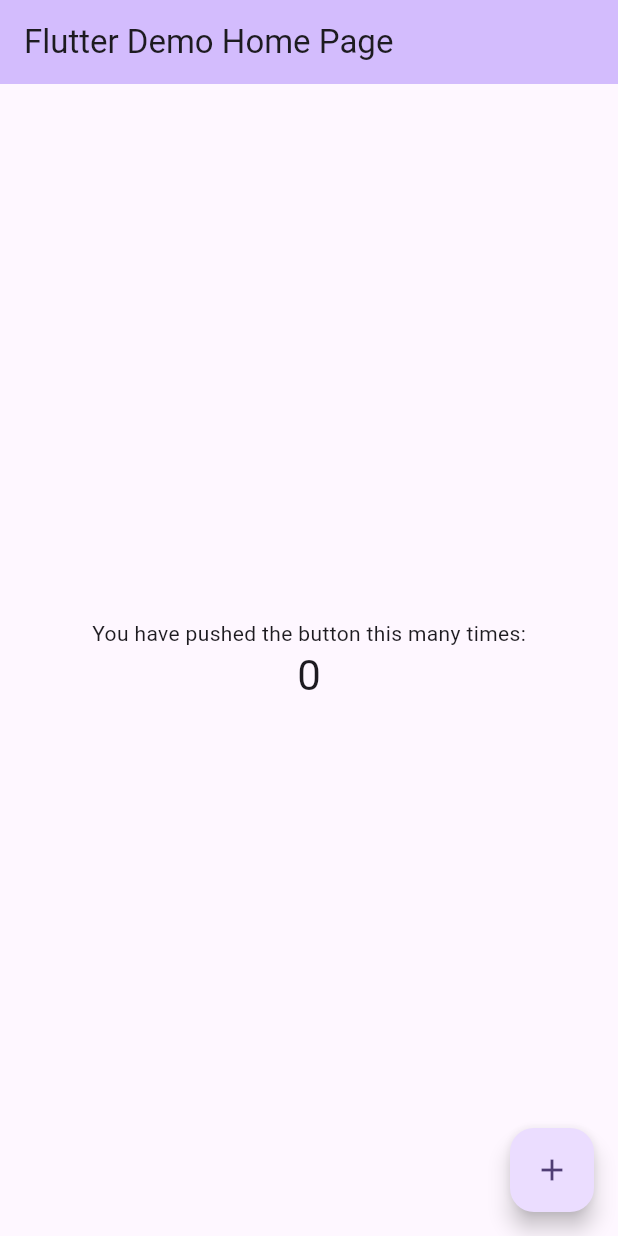
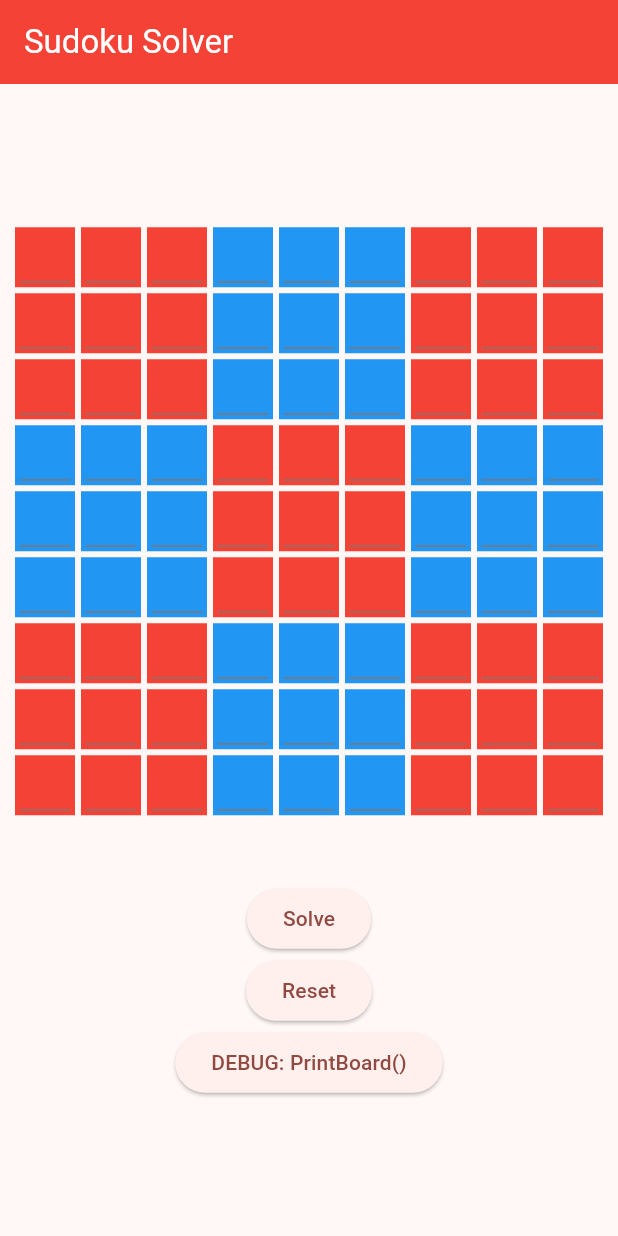
Before and after one commit to prokofiew/sudokusolx, a Flutter app: the screen it shows after launch, on a phone screen of 412 x 824 dp. Run offline on Flutter 3.47's test engine with Material 2 defaults, Android fonts, the light colour scheme and no system bars; our stand-ins replace audioplayers; missing offline and left inert: sudoku_api.

Commit message:
Added main.dart Added pubspec.yaml

```diff
--- a/lib/main.dart
+++ b/lib/main.dart
@@ -1,34 +1,35 @@
 import 'package:flutter/material.dart';
+import 'package:sudoku_api/sudoku_api.dart';
+import 'package:audioplayers/audioplayers.dart';
 
 void main() {
-  runApp(const MyApp());
+  runApp(MyApp());
+//   PuzzleOptions puzzleOptions = new PuzzleOptions(patternName: "winter");
+//
+//   Puzzle puzzle = new Puzzle(puzzleOptions);
+//
+//   puzzle.generate().then((_) {
+//     print("=====================================");
+//     print("Your puzzle, fresh off the press:");
+//     print("-------------------------------------");
+//     printGrid(puzzle.board());
+//     print("=====================================");
+//     print("Give up? Here's your puzzle solution:");
+//     print("-------------------------------------");
+//     printGrid(puzzle.solvedBoard());
+//     print("=====================================");
+//   });
 }
 
 class MyApp extends StatelessWidget {
   const MyApp({super.key});
 
-  // This widget is the root of your application.
   @override
   Widget build(BuildContext context) {
     return MaterialApp(
       title: 'Flutter Demo',
       theme: ThemeData(
-        // This is the theme of your application.
-        //
-        // TRY THIS: Try running your application with "flutter run". You'll see
-        // the application has a blue toolbar. Then, without quitting the app,
-        // try changing the seedColor in the colorScheme below to Colors.green
-        // and then invoke "hot reload" (save your changes or press the "hot
-        // reload" button in a Flutter-supported IDE, or press "r" if you used
-        // the command line to start the app).
-        //
-        // Notice that the counter didn't reset back to zero; the application
-        // state is not lost during the reload. To reset the state, use hot
-        // restart instead.
-        //
-        // This works for code too, not just values: Most code changes can be
-        // tested with just a hot reload.
-        colorScheme: ColorScheme.fromSeed(seedColor: Colors.deepPurple),
+        colorScheme: ColorScheme.fromSeed(seedColor: Colors.red),
         useMaterial3: true,
       ),
       home: const MyHomePage(title: 'Flutter Demo Home Page'),
@@ -38,16 +39,6 @@
 
 class MyHomePage extends StatefulWidget {
   const MyHomePage({super.key, required this.title});
-
-  // This widget is the home page of your application. It is stateful, meaning
-  // that it has a State object (defined below) that contains fields that affect
-  // how it looks.
-
-  // This class is the configuration for the state. It holds the values (in this
-  // case the title) provided by the parent (in this case the App widget) and
-  // used by the build method of the State. Fields in a Widget subclass are
-  // always marked "final".
-
   final String title;
 
   @override
@@ -55,71 +46,245 @@
 }
 
 class _MyHomePageState extends State<MyHomePage> {
-  int _counter = 0;
+  List<TextEditingController> _controller =
+  List.generate(81, (i) => TextEditingController());
+  String resultText = '';
+  final player = AudioPlayer();
 
-  void _incrementCounter() {
+  List<List<int>> sudokuBoard = [
+    [5, 3, 0, 0, 7, 0, 0, 0, 0],
+    [6, 0, 0, 1, 9, 5, 0, 0, 0],
+    [0, 9, 8, 0, 0, 0, 0, 6, 0],
+    [8, 0, 0, 0, 6, 0, 0, 0, 3],
+    [4, 0, 0, 8, 0, 3, 0, 0, 1],
+    [7, 0, 0, 0, 2, 0, 0, 0, 6],
+    [0, 6, 0, 0, 0, 0, 2, 8, 0],
+    [0, 0, 0, 4, 1, 9, 0, 0, 5],
+    [0, 0, 0, 0, 8, 0, 0, 7, 9],
+  ];
+
+  int getNumberAt(int index) {
+    int resultIndex = index % 9;
+    return resultIndex;
+  }
+  int getRowNumberAt(int index) {
+    double divide = index / 9;
+    int resultIndex = divide.toInt();
+
+    return resultIndex;
+  }
+  String getCellText(int index) {
+    int number = getNumberAt(index);
+    int row = getRowNumberAt(index);
+
+    return '${number.toString()}, ${row.toString()}';
+  }
+  int getSudokuElementAt(int index) {
+    int i = getNumberAt(index);
+    int j = getRowNumberAt(index);
+
+    List<int> row = sudokuBoard.elementAt(i);
+    int value = row.elementAt(j);
+
+    return value;
+  }
+  bool solve() {
+    for (int row = 0; row < 9; row++) {
+      for (int col = 0; col < 9; col++) {
+        if (sudokuBoard[row][col] == 0) {
+          for (int num = 1; num <= 9; num++) {
+            if (isSafe(row, col, num)) {
+              sudokuBoard[row][col] = num;
+              if (solve()) {
+                return true;
+              }
+              sudokuBoard[row][col] = 0;
+            }
+          }
+          return false;
+        }
+      }
+    }
+    update();
+    return true;
+  }
+  bool isSafe(int row, int col, int num) {
+    for (int i = 0; i < 9; i++) {
+      if (sudokuBoard[row][i] == num || sudokuBoard[i][col] == num) {
+        return false;
+      }
+    }
+
+    int startRow = (row ~/ 3) * 3;
+    int startCol = (col ~/ 3) * 3;
+
+    for (int i = 0; i < 3; i++) {
+      for (int j = 0; j < 3; j++) {
+        if (sudokuBoard[startRow + i][startCol + j] == num) {
+          return false;
+        }
+      }
+    }
+
+    return true;
+  }
+  void update() {
     setState(() {
-      // This call to setState tells the Flutter framework that something has
-      // changed in this State, which causes it to rerun the build method below
-      // so that the display can reflect the updated values. If we changed
-      // _counter without calling setState(), then the build method would not be
-      // called again, and so nothing would appear to happen.
-      _counter++;
+      for (int i = 0; i < 81; i++) {
+        _controller.elementAt(i).text = getSudokuElementAt(i).toString();
+      }
     });
+  }
+  void change() {
+    setState(() {
+      if (solve()) {
+        player.play(AssetSource("Unlock.wav"));
+        resultText = "Solved!";
+      } else {
+        player.play(AssetSource("boom.wav"));
+        resultText = "Cannot Solve!";
+      }
+    });
+  }
+  void reset() {
+    player.play(AssetSource("click.wav"));
+    setState(() {
+      // sudokuBoard = [
+      //   [5, 3, 0, 0, 7, 0, 0, 0, 0],
+      //   [6, 0, 0, 1, 9, 5, 0, 0, 0],
+
+
+      //   [0, 9, 8, 0, 0, 0, 0, 6, 0],
+      //   [8, 0, 0, 0, 6, 0, 0, 0, 3],
+      //   [4, 0, 0, 8, 0, 3, 0, 0, 1],
+      //   [7, 0, 0, 0, 2, 0, 0, 0, 6],
+      //   [0, 6, 0, 0, 0, 0, 2, 8, 0],
+      //   [0, 0, 0, 4, 1, 9, 0, 0, 5],
+      //   [0, 0, 0, 0, 8, 0, 0, 7, 9],
+      // ];
+      sudokuBoard = [
+        [0, 0, 0, 0, 0, 0, 0, 0, 0],
+        [0, 0, 0, 0, 0, 0, 0, 0, 0],
+        [0, 0, 0, 0, 0, 0, 0, 0, 0],
+        [0, 0, 0, 0, 0, 0, 0, 0, 0],
+        [0, 0, 0, 0, 0, 0, 0, 0, 0],
+        [0, 0, 0, 0, 0, 0, 0, 0, 0],
+        [0, 0, 0, 0, 0, 0, 0, 0, 0],
+        [0, 0, 0, 0, 0, 0, 0, 0, 0],
+        [0, 0, 0, 0, 0, 0, 0, 0, 0],
+      ];
+      resultText = '';
+      for (int i = 0; i < 81; i++) {
+        _controller.elementAt(i).text = '';
+      }
+    });
+  }
+  void printBoard() {
+    player.play(AssetSource("debug.wav"));
+    print(sudokuBoard);
   }
 
   @override
   Widget build(BuildContext context) {
-    // This method is rerun every time setState is called, for instance as done
-    // by the _incrementCounter method above.
-    //
-    // The Flutter framework has been optimized to make rerunning build methods
-    // fast, so that you can just rebuild anything that needs updating rather
-    // than having to individually change instances of widgets.
     return Scaffold(
       appBar: AppBar(
-        // TRY THIS: Try changing the color here to a specific color (to
-        // Colors.amber, perhaps?) and trigger a hot reload to see the AppBar
-        // change color while the other colors stay the same.
-        backgroundColor: Theme.of(context).colorScheme.inversePrimary,
-        // Here we take the value from the MyHomePage object that was created by
-        // the App.build method, and use it to set our appbar title.
-        title: Text(widget.title),
+        title: const Text(
+          'Sudoku Solver',
+          style: TextStyle(color: Colors.white),
+        ),
+        backgroundColor: Colors.red,
+
       ),
       body: Center(
-        // Center is a layout widget. It takes a single child and positions it
-        // in the middle of the parent.
         child: Column(
-          // Column is also a layout widget. It takes a list of children and
-          // arranges them vertically. By default, it sizes itself to fit its
-          // children horizontally, and tries to be as tall as its parent.
-          //
-          // Column has various properties to control how it sizes itself and
-          // how it positions its children. Here we use mainAxisAlignment to
-          // center the children vertically; the main axis here is the vertical
-          // axis because Columns are vertical (the cross axis would be
-          // horizontal).
-          //
-          // TRY THIS: Invoke "debug painting" (choose the "Toggle Debug Paint"
-          // action in the IDE, or press "p" in the console), to see the
-          // wireframe for each widget.
           mainAxisAlignment: MainAxisAlignment.center,
-          children: <Widget>[
-            const Text(
-              'You have pushed the button this many times:',
+          children: [
+            // Display the Sudoku board
+            SizedBox(
+              width: 400,
+              height: 400,
+              child: GridView.builder(
+                padding: EdgeInsets.symmetric(vertical: 2.0, horizontal: 2.0),
+                gridDelegate: SliverGridDelegateWithFixedCrossAxisCount(
+                    crossAxisCount: 9),
+                itemCount: 81,
+                itemBuilder: (context, index) {
+                  return Container(
+                      margin: const EdgeInsets.all(2.0),
+                      padding: const EdgeInsets.all(3.0),
+                      color: ((getRowNumberAt(index) == 0) ||
+                          (getRowNumberAt(index) == 1) ||
+                          (getRowNumberAt(index) == 2) ||
+                          (getRowNumberAt(index) == 6) ||
+                          (getRowNumberAt(index) == 7) ||
+                          (getRowNumberAt(index) == 8)) &&
+                          ((getNumberAt(index) == 0) ||
+                              (getNumberAt(index) == 1) ||
+                              (getNumberAt(index) == 2) ||
+                              (getNumberAt(index) == 6) ||
+                              (getNumberAt(index) == 7) ||
+                              (getNumberAt(index) == 8)) ||
+                          ((getNumberAt(index) == 3) && (getRowNumberAt(index) == 3) ||
+                              (getNumberAt(index) == 3) && (getRowNumberAt(index) == 4) ||
+                              (getNumberAt(index) == 3) && (getRowNumberAt(index) == 5) ||
+                              (getNumberAt(index) == 4) && (getRowNumberAt(index) == 3) ||
+                              (getNumberAt(index) == 4) && (getRowNumberAt(index) == 4) ||
+                              (getNumberAt(index) == 4) && (getRowNumberAt(index) == 5) ||
+                              (getNumberAt(index) == 5) && (getRowNumberAt(index) == 3) ||
+                              (getNumberAt(index) == 5) && (getRowNumberAt(index) == 4) ||
+                              (getNumberAt(index) == 5) && (getRowNumberAt(index) == 5)
+
+
+                          ) ? Colors.red : Colors.blue,
+
+                      child: Center(
+                        child: TextFormField(
+                          textAlign: TextAlign.center,
+                          style: TextStyle(
+                            color: Colors.white,
+                            fontSize: 20,
+                          ),
+                          controller: _controller.elementAt(index),
+                          onChanged: (text) {
+                            try {
+                              _controller.elementAt(index).text = text;
+                              int parsedValue = int.parse(text);
+
+                              // Sprawdzenie, czy wartość jest pojedynczą cyfrą
+                              if (parsedValue < 1 || parsedValue > 9) {
+                                throw FormatException('Wprowadź liczbę od 1 do 9');
+                              }
+
+                              // Aktualizacja planszy tylko dla prawidłowych wartości
+                              sudokuBoard[getNumberAt(index)][getRowNumberAt(index)] = parsedValue;
+                            } catch (e) {
+                              final snackBar = SnackBar(
+                                content: Text('Błąd: Wprowadź liczbę od 1 do 9'),
+                                duration: Duration(seconds: 2),
+                              );
+                              ScaffoldMessenger.of(context).showSnackBar(snackBar);
+                              Future.delayed(Duration(seconds: 2), () {
+                                _controller.elementAt(index).text = '';
+                              });
+                            }
+                          },
+                        ),
+                      ));
+                },
+              ),
             ),
-            Text(
-              '$_counter',
-              style: Theme.of(context).textTheme.headlineMedium,
+            const SizedBox(height: 20),
+            Text(resultText),
+            ElevatedButton(
+              onPressed: change,
+              child: const Text('Solve'),
             ),
+            ElevatedButton(onPressed: reset, child: const Text('Reset')),
+            ElevatedButton(
+                onPressed: printBoard, child: const Text("DEBUG: PrintBoard()"))
           ],
         ),
       ),
-      floatingActionButton: FloatingActionButton(
-        onPressed: _incrementCounter,
-        tooltip: 'Increment',
-        child: const Icon(Icons.add),
-      ), // This trailing comma makes auto-formatting nicer for build methods.
     );
   }
 }
```
Also changed, not shown: pubspec.yaml (+7 -5 lines).
